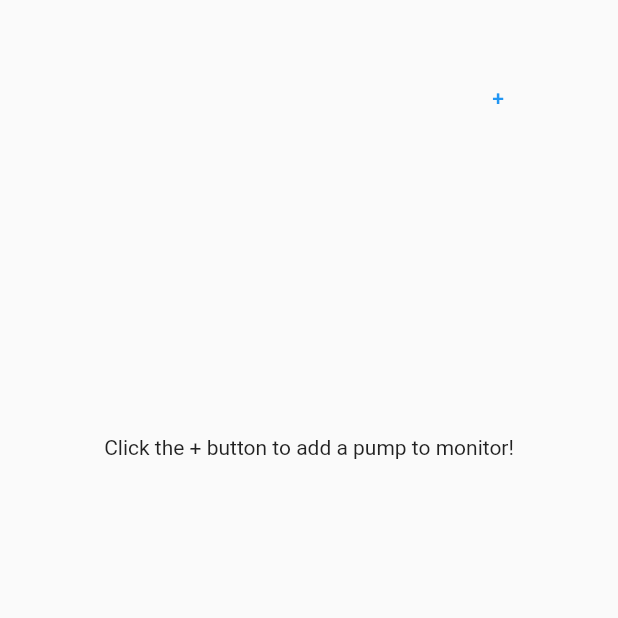
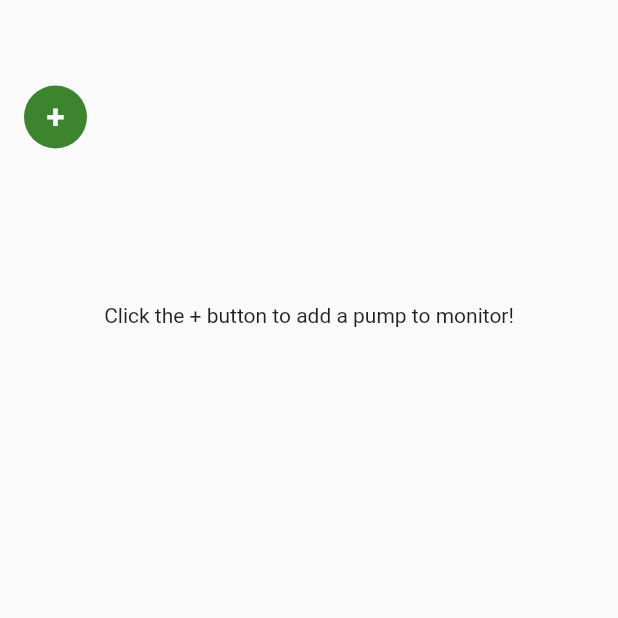
Before and after one commit to ishan0412/WiFiV-Capstone-Project, a Flutter app: the screen it shows after launch, on a phone screen of 412 x 824 dp, the top half of it. Run offline on Flutter 3.47's test engine with Material 2 defaults, Android fonts, the light colour scheme and no system bars; our stand-ins replace shared_preferences, sqflite, sqflite_common_ffi; missing offline and left inert: dart_ping_ios, lan_scanner, network_discovery, network_info_plus, network_tools, tcp_socket_connection; accounts and stored records are empty.

Commit message:
Added cross-platform blood pressure data read support

```diff
--- /dev/null
+++ b/wifiv/lib/constants/constants.dart
@@ -0,0 +1,4 @@
+export 'ui_colors.dart';
+export 'ui_sizes.dart';
+export 'ui_spacings.dart';
+export 'ui_text.dart';
--- a/wifiv/lib/constants/ui_colors.dart
+++ b/wifiv/lib/constants/ui_colors.dart
@@ -3,6 +3,3 @@ import 'package:flutter/material.dart' show Color;
 const Color themeGray = Color(0xFF757575);
 const Color themeGreen = Color(0xFF3C852E);
 const Color themeBlue = Color(0xFF272C3B);
-const int minMarginBtwnAdjElems = 12;
-const int minBorderMargin = 16;
-const int buttonHeight = 42; // 48?
--- /dev/null
+++ b/wifiv/lib/constants/ui_sizes.dart
@@ -0,0 +1,5 @@
+const double buttonHeightOnPhone = 42; // 48?
+const double minButtonWidthOnPhone = 92;
+const double buttonCornerRadiusScale = 0.5;
+const double buttonCornerRadiusOnPhone = 21; // 42 * 0.5
+const double fieldCornerRadiusScale = 0.0833; // 1/12
--- /dev/null
+++ b/wifiv/lib/constants/ui_spacings.dart
@@ -0,0 +1,5 @@
+const double minMarginBtwnAdjElems = 12;
+const double screenLeftRightMargin = 16; // make 24 for ipad?
+const double screenTopMargin = 54; // accounts for iphone notch/dynamic island
+const double minButtonPadding = 10;
+const double minMarginBelowNavBar = 100;
--- /dev/null
+++ b/wifiv/lib/constants/ui_text.dart
@@ -0,0 +1,3 @@
+import 'package:flutter/material.dart';
+
+const TextStyle buttonTextStyle = TextStyle(color: Colors.white, fontSize: 18);
--- a/wifiv/lib/data/data_service.dart
+++ b/wifiv/lib/data/data_service.dart
@@ -13,13 +13,16 @@ class DataService {
   static Future<DataService> connectToDatabase() async {
     if (!(Platform.isIOS)) {
       WidgetsFlutterBinding.ensureInitialized();
-      sqfliteFfiInit();
-      databaseFactory = databaseFactoryFfi;
+      if (!(Platform.isAndroid)) {
+        sqfliteFfiInit();
+        databaseFactory = databaseFactoryFfi;
+      }
     }
-    var databasePath = join(await getDatabasesPath(), 'pump_settings_database.db');
-    Database database = await openDatabase(
-        databasePath,
-        onCreate: (db, version) {
+    var databasePath =
+        join(await getDatabasesPath(), 'pump_settings_database.db');
+    print(databasePath);
+    Database database =
+        await openDatabase(databasePath, onCreate: (db, version) {
       return db.execute(
           'CREATE TABLE pumps(id INTEGER PRIMARY KEY, ipAddress TEXT, drugName TEXT, patientName TEXT, currentRate REAL, currentVtbi REAL, pumpChangeLog TEXT)');
     }, onUpgrade: ((db, oldVersion, newVersion) {
@@ -30,7 +33,10 @@ class DataService {
       // db.execute('ALTER TABLE pumps ADD currentVtbi REAL');
       // db.execute('ALTER TABLE pumps ADD pumpChangeLog TEXT');
       // return db.execute('ALTER TABLE pumps ADD patientName TEXT');
-    }), version: 2);
+    }),
+    // version: 5
+    version: 1
+    );
     return DataService._create(database);
   }
 
--- a/wifiv/lib/main.dart
+++ b/wifiv/lib/main.dart
@@ -12,9 +12,9 @@ void main() async {
   // DataService database = await DataService.connectToDatabase();
   // database.clearDatabase();
   // Pump testPump = Pump(
-  //     id: 0,
-  //     ipAddress: '192.168.224.196',
-  //     drugName: 'Adrenaline',
+  //     id: 1,
+  //     ipAddress: '192.168.224.40',
+  //     drugName: 'Epinephrine',
   //     patientName: 'Pauleh');
   // database.insertPump(testPump);
   DartPingIOS.register();
--- a/wifiv/lib/pump_navbar.dart
+++ b/wifiv/lib/pump_navbar.dart
@@ -1,6 +1,7 @@
 import 'package:flutter/material.dart';
 import 'data/data_model.dart';
 import 'widgets/addpump.dart';
+import 'constants/constants.dart';
 
 class PumpNavBar extends StatefulWidget {
   final List<Pump> pumpListOnStartup;
@@ -36,26 +37,31 @@ class PumpNavBarState extends State<PumpNavBar> {
 
   @override
   Widget build(BuildContext context) {
-    return Row(children: [
-      Container(
-          height: 50,
-          width: 300,
-          child: ListView(scrollDirection: Axis.horizontal, children: [
-            for (Pump e in pumpList)
-              PumpSelectTab(
+    // TODO: MediaQuery.sizeOf() for size-responsive UI
+    List<Widget> base = [];
+    for (Pump e in pumpList) {
+      base.add(PumpSelectTab(
           thisPump: e,
           isActivePump: e.id == currentlyActivePumpId,
           onPumpSelectCallback: (id) {
             setState(() => currentlyActivePumpId = id);
             widget.selectPumpCallback(id);
           },
-                  onPumpRemoveCallback: (pump) {})
-          ])),
-      TextButton(
+          onPumpRemoveCallback: (pump) {}));
+      base.add(const SizedBox(width: minMarginBtwnAdjElems));
+    }
+    base.add(SizedBox(width: buttonHeightOnPhone, child: TextButton(
         onPressed: () => Navigator.of(context).push(MaterialPageRoute(
             builder: (context) => AddPumpWidget(addPumpCallback: addPump))),
-          child: const Text('+'))
-    ]);
+        style: const ButtonStyle(
+            backgroundColor: MaterialStatePropertyAll(themeGreen),
+            foregroundColor: MaterialStatePropertyAll(Colors.white),
+            textStyle: MaterialStatePropertyAll(TextStyle(fontWeight: FontWeight.bold, fontSize: buttonHeightOnPhone - 2 * minButtonPadding)),
+            shape: MaterialStatePropertyAll(CircleBorder()),
+            fixedSize: MaterialStatePropertyAll(
+                    Size(buttonHeightOnPhone, buttonHeightOnPhone))),
+        child: Center(child: Text('+')))));
+    return Row(children: base);
   }
 }
 
@@ -74,10 +80,23 @@ class PumpSelectTab extends StatelessWidget {
 
   @override
   Widget build(BuildContext context) {
-    return Container(
-        height: 20,
+    return FittedBox(
         child: TextButton(
+            style: ButtonStyle(
+                backgroundColor: const MaterialStatePropertyAll(themeGray),
+                textStyle: const MaterialStatePropertyAll(buttonTextStyle),
+                foregroundColor: const MaterialStatePropertyAll(Colors.white),
+                // TODO: change this and actually set min, max, and fixed sizes correctly
+                minimumSize: const MaterialStatePropertyAll(
+                    Size(minButtonWidthOnPhone, buttonHeightOnPhone)),
+                fixedSize: const MaterialStatePropertyAll(
+                    Size(minButtonWidthOnPhone, buttonHeightOnPhone)),
+                maximumSize: const MaterialStatePropertyAll(
+                    Size(minButtonWidthOnPhone, buttonHeightOnPhone)),
+                shape: MaterialStatePropertyAll(RoundedRectangleBorder(
+                    borderRadius: BorderRadius.circular(
+                        buttonHeightOnPhone * buttonCornerRadiusScale)))),
             onPressed: () => onPumpSelectCallback(thisPump.id),
-            child: Text('${thisPump.patientName} $isActivePump')));
+            child: Center(child: Text(thisPump.patientName))));
   }
 }
--- a/wifiv/lib/titrationsettings_view.dart
+++ b/wifiv/lib/titrationsettings_view.dart
@@ -5,7 +5,8 @@ import 'data/data_model.dart';
 import 'widgets/custom_number_input.dart';
 import 'pump_navbar.dart';
 import 'package:tcp_socket_connection/tcp_socket_connection.dart';
-import 'dart:math' show min;
+// import 'dart:math' show min;
+import 'constants/constants.dart';
 
 const int controllerPort = 80; // will always be 80?
 const int connectionTimeout =
@@ -13,6 +14,7 @@ const int connectionTimeout =
 
 class MainPage extends StatefulWidget {
   Map<int, Pump> database;
+  Map<int, List<double>> bloodPressureStorage = {};
   Map<int, TcpSocketConnection> socketsByPumpId = {};
   int currentlyActivePumpId;
   final void Function(int, double) setPumpDripRateCallback;
@@ -46,6 +48,9 @@ class MainPageState extends State<MainPage> {
   String currentlyActivePumpDrugName;
   double currentlyActivePumpRate;
   double currentlyActivePumpVtbi;
+  double currentSystolicPressure = 0;
+  double currentDiastolicPressure = 0;
+  double currentMeanArterialPressure = 0;
   bool pageIsInactive = false;
   // OverlayEntry? numpadInput;
 
@@ -160,10 +165,16 @@ class MainPageState extends State<MainPage> {
     switch (updateMessage[updateMessage.length - 1]) {
       case '}':
         // Reload/sync pump data between microcontroller and app
-        Pump updatedPump = Pump.fromMap(jsonDecode(updateMessage));
+        List<String> parsedMessageData = updateMessage.split('#');
+        Pump updatedPump = Pump.fromMap(jsonDecode(parsedMessageData[0]));
         print('Pump ${updatedPump.id} reload');
         updatedPump.patientName = widget.database[updatedPump.id]!.patientName;
         widget.database[updatedPump.id] = updatedPump;
+        widget.bloodPressureStorage[updatedPump.id] = parsedMessageData[1]
+            .substring(0, parsedMessageData[1].length - 1)
+            .split(' ')
+            .map((e) => double.parse(e))
+            .toList();
         if (updatedPump.id == widget.currentlyActivePumpId) {
           setState(() {
             currentlyActivePumpDrugName =
@@ -172,6 +183,12 @@ class MainPageState extends State<MainPage> {
                 widget.database[updatedPump.id]!.currentRate;
             currentlyActivePumpVtbi =
                 widget.database[updatedPump.id]!.currentVtbi;
+            currentSystolicPressure =
+                widget.bloodPressureStorage[updatedPump.id]![0];
+            currentDiastolicPressure =
+                widget.bloodPressureStorage[updatedPump.id]![1];
+            currentMeanArterialPressure =
+                widget.bloodPressureStorage[updatedPump.id]![2];
           });
         }
         widget.reloadPumpCallback(updatedPump);
@@ -212,6 +229,15 @@ class MainPageState extends State<MainPage> {
         widget.setPumpVtbiCallback(targetPumpId, updatedValue);
       }
     }
+    widget.bloodPressureStorage[targetPumpId] = parsedUpdateInfo.sublist(2, 5).map((e) => double.parse(e)).toList();
+    setState(() {
+      currentSystolicPressure =
+                widget.bloodPressureStorage[targetPumpId]![0];
+            currentDiastolicPressure =
+                widget.bloodPressureStorage[targetPumpId]![1];
+            currentMeanArterialPressure =
+                widget.bloodPressureStorage[targetPumpId]![2];
+    });
   }
 
   // void onNumpadOpen(TitrationSettingField openedNumpadInput) {
@@ -237,13 +263,13 @@ class MainPageState extends State<MainPage> {
         onValueSubmitCallback: setPumpVtbi,
         value: currentlyActivePumpVtbi);
     List<Widget> allChildWidgets = [
-      const SizedBox(height: 40),
+      // const SizedBox(height: 40),
       PumpNavBar(
           pumpListOnStartup: widget.database.values.toList(),
           currentlyActivePumpIdOnStartup: widget.currentlyActivePumpId,
           selectPumpCallback: selectPump,
           addPumpCallback: addPump),
-      const SizedBox(height: 200),
+      const SizedBox(height: minMarginBelowNavBar),
     ];
 
     if (currentlyActivePumpDrugName.isEmpty) {
@@ -252,13 +278,19 @@ class MainPageState extends State<MainPage> {
       allChildWidgets.addAll([
         Text(currentlyActivePumpDrugName.toUpperCase()),
         setDripRateField,
-        setVtbiField
+        setVtbiField,
+        Text('$currentSystolicPressure'),
+        Text('$currentDiastolicPressure'),
+        Text('$currentMeanArterialPressure')
       ]);
     }
 
-    Widget base = Column(
-      children: allChildWidgets,
-    );
+    Widget base = Container(
+        margin: const EdgeInsets.fromLTRB(
+            screenLeftRightMargin, screenTopMargin, screenLeftRightMargin, 0),
+        child: Column(
+          children: allChildWidgets,
+        ));
     // if (numpadIsOpen) {
     //   onNumpadOpen(setDripRateField);
     // }
--- a/wifiv/lib/widgets/addpump.dart
+++ b/wifiv/lib/widgets/addpump.dart
@@ -1,5 +1,5 @@
 import 'dart:async';
-import 'dart:io';
+// import 'dart:io';
 // import 'dart:js_util';
 import 'package:tcp_socket_connection/tcp_socket_connection.dart';
 import 'package:network_info_plus/network_info_plus.dart';
```
Also changed, not shown: 3 other files. Lines whose indentation alone changed are shown as unchanged.
